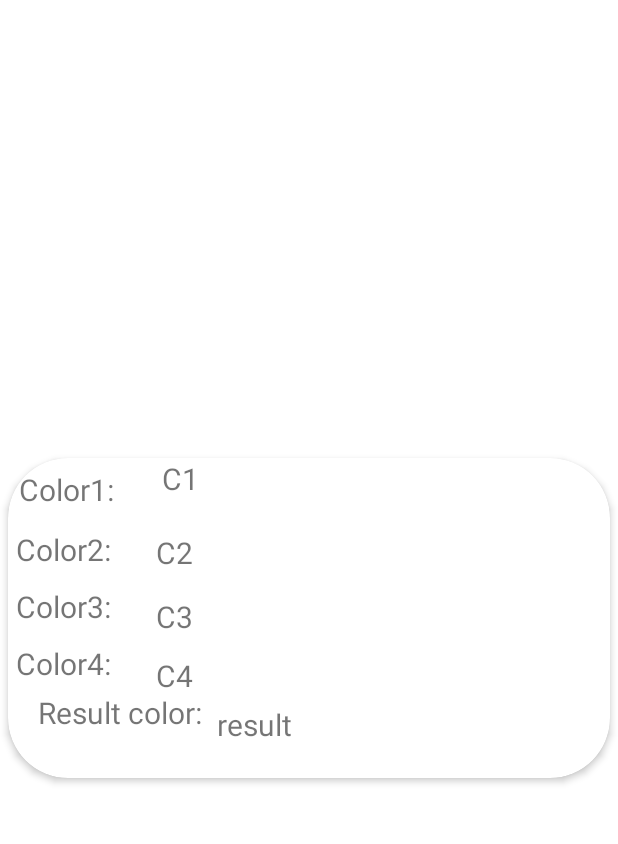
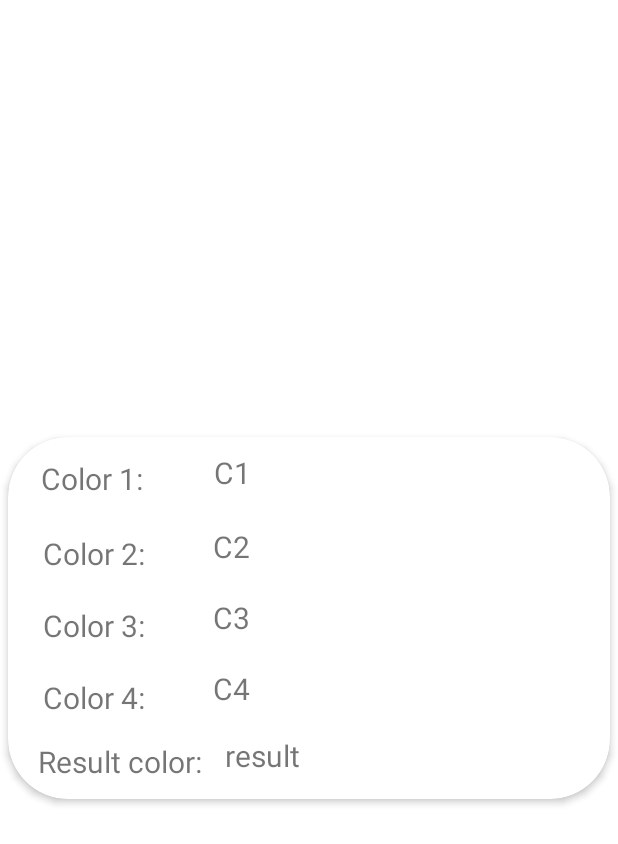
Before and after one commit to Nithish87/Color-Mixer-App, an Android app: the layout colors.xml on its own in the app's theme, with its tools: preview values and no code run, on a phone screen of 412 x 824 dp. Shown: the top 844 px of the screen. Run offline under Robolectric (Android 15) with nearby library versions, the phone set to English and light mode, and no system bars; Roboto replaces fonts that are not available here.

Commit message:
Added style to Saved page

```diff
--- a/app/src/main/res/drawable/button.xml
+++ b/app/src/main/res/drawable/button.xml
@@ -10,6 +10,6 @@
     <stroke android:width="2dp" android:color="#ccc" />
 
     <!--- This is the background color -->
-    <solid android:color="#8BDA8F" />
+    <solid android:color="@color/colorPrimaryDark" />
 
 </shape>
--- a/app/src/main/res/layout/activity_main.xml
+++ b/app/src/main/res/layout/activity_main.xml
@@ -5,12 +5,13 @@
     android:id="@+id/home"
     android:layout_width="match_parent"
     android:layout_height="match_parent"
+    android:background="@drawable/background4"
     tools:context=".MainActivity">
 
     <androidx.recyclerview.widget.RecyclerView
+        android:id="@+id/colorsDisplay"
         android:layout_width="match_parent"
         android:layout_height="wrap_content"
-        android:id="@+id/colorsDisplay"/>
-
+        android:alpha="0.7" />
 
 </RelativeLayout>
--- a/app/src/main/res/layout/colors.xml
+++ b/app/src/main/res/layout/colors.xml
@@ -10,15 +10,18 @@
 
     <RelativeLayout
         android:layout_width="match_parent"
-        android:layout_height="213dp">
+        android:layout_height="241dp">
 
         <TextView
             android:id="@+id/c1"
             android:layout_width="wrap_content"
             android:layout_height="wrap_content"
-            android:layout_margin="3dp"
+            android:layout_marginStart="18dp"
+            android:layout_marginTop="10dp"
+            android:layout_marginEnd="3dp"
+            android:layout_marginBottom="3dp"
             android:padding="4dp"
-            android:text="Color1: "
+            android:text="Color 1: "
             android:textSize="20sp" />
 
 
@@ -26,19 +29,22 @@
             android:id="@+id/color1_text"
             android:layout_width="wrap_content"
             android:layout_height="wrap_content"
-            android:layout_marginStart="20dp"
+            android:layout_marginStart="35dp"
+            android:layout_marginLeft="40dp"
+            android:layout_marginTop="10dp"
             android:layout_toRightOf="@+id/c1"
             android:text="C1"
             android:textSize="20sp" />
-
 
         <TextView
             android:id="@+id/c2"
             android:layout_width="wrap_content"
             android:layout_height="wrap_content"
             android:layout_below="@+id/c1"
+            android:layout_marginStart="18dp"
+            android:layout_marginTop="10dp"
             android:padding="5dp"
-            android:text="Color2: "
+            android:text="Color 2: "
             android:textSize="20sp" />
 
         <TextView
@@ -46,7 +52,7 @@
             android:layout_width="wrap_content"
             android:layout_height="wrap_content"
             android:layout_below="@+id/color1_text"
-            android:layout_marginStart="20dp"
+            android:layout_marginStart="35dp"
             android:layout_marginTop="22dp"
             android:layout_toRightOf="@+id/c2"
             android:text="C2"
@@ -58,8 +64,10 @@
             android:layout_width="wrap_content"
             android:layout_height="wrap_content"
             android:layout_below="@id/c2"
+            android:layout_marginStart="18dp"
+            android:layout_marginTop="10dp"
             android:padding="5dp"
-            android:text="Color3: "
+            android:text="Color 3: "
             android:textSize="20sp" />
 
         <TextView
@@ -67,8 +75,8 @@
             android:layout_width="wrap_content"
             android:layout_height="wrap_content"
             android:layout_below="@id/color2_text"
-            android:layout_marginStart="20dp"
-            android:layout_marginTop="15dp"
+            android:layout_marginStart="35dp"
+            android:layout_marginTop="20dp"
             android:layout_toRightOf="@+id/c3"
             android:text="C3"
             android:textSize="20sp" />
@@ -79,8 +87,10 @@
             android:layout_width="wrap_content"
             android:layout_height="wrap_content"
             android:layout_below="@+id/c3"
+            android:layout_marginStart="18dp"
+            android:layout_marginTop="10dp"
             android:padding="5dp"
-            android:text="Color4: "
+            android:text="Color 4: "
             android:textSize="20sp" />
 
         <TextView
@@ -88,8 +98,8 @@
             android:layout_width="wrap_content"
             android:layout_height="wrap_content"
             android:layout_below="@+id/color3_text"
-            android:layout_marginStart="20dp"
-            android:layout_marginTop="12dp"
+            android:layout_marginStart="35dp"
+            android:layout_marginTop="20dp"
             android:layout_toRightOf="@+id/c4"
             android:text="C4"
             android:textSize="20sp" />
@@ -101,6 +111,7 @@
             android:layout_height="wrap_content"
             android:layout_below="@id/c4"
             android:layout_marginStart="20dp"
+            android:layout_marginTop="10dp"
             android:text="Result color: "
             android:textSize="20sp" />
 
@@ -108,11 +119,13 @@
             android:id="@+id/result_text"
             android:layout_width="wrap_content"
             android:layout_height="wrap_content"
+            android:layout_below="@+id/color4_text"
+            android:layout_marginLeft="5dp"
+            android:layout_marginTop="12dp"
+            android:layout_toRightOf="@id/cr"
             android:padding="5dp"
             android:text="result"
-            android:textSize="20sp"
-            android:layout_below="@+id/color4_text"
-            android:layout_toRightOf="@id/cr"/>
+            android:textSize="20sp" />
 
 
     </RelativeLayout>
--- a/app/src/main/res/values/colors.xml
+++ b/app/src/main/res/values/colors.xml
@@ -10,6 +10,7 @@
     <color name="background_color"></color>
     <color name="action_bar"></color>
     <color name="border_color">#FFFFFFFF</color>
-    <color name="colorPrimaryDark">#8BDA8F</color>
-    <color name="colorAccent">#DB6B16</color>
+    <color name="button">#DD9983</color>
+    <color name="colorPrimaryDark">#2196F3</color>
+    <color name="colorAccent">#E91E63</color>
 </resources>
```
Also changed, not shown: app/src/main/java/com/example/colormixerapp/MainActivity.java (+5 -2 lines), app/src/main/java/com/example/colormixerapp/Mixing.java (+24 -8 lines), app/src/main/java/com/example/colormixerapp/MyAdapter.java (+21 -4 lines), app/src/main/res/layout/activity_mixing.xml (+14 -8 lines).
